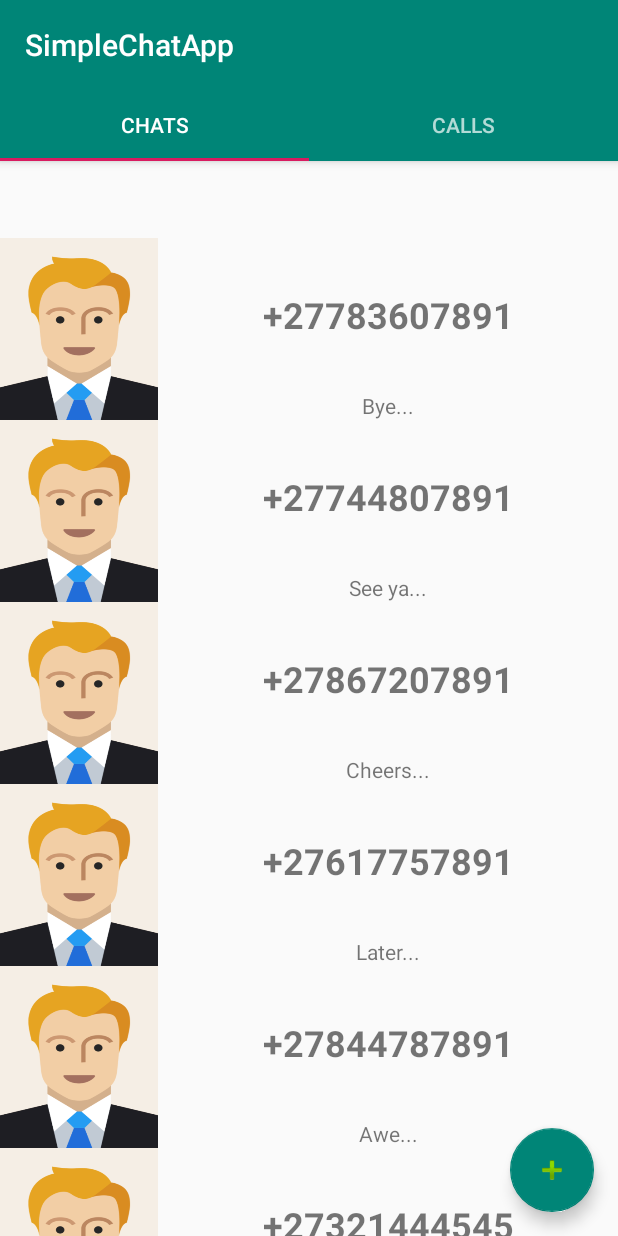
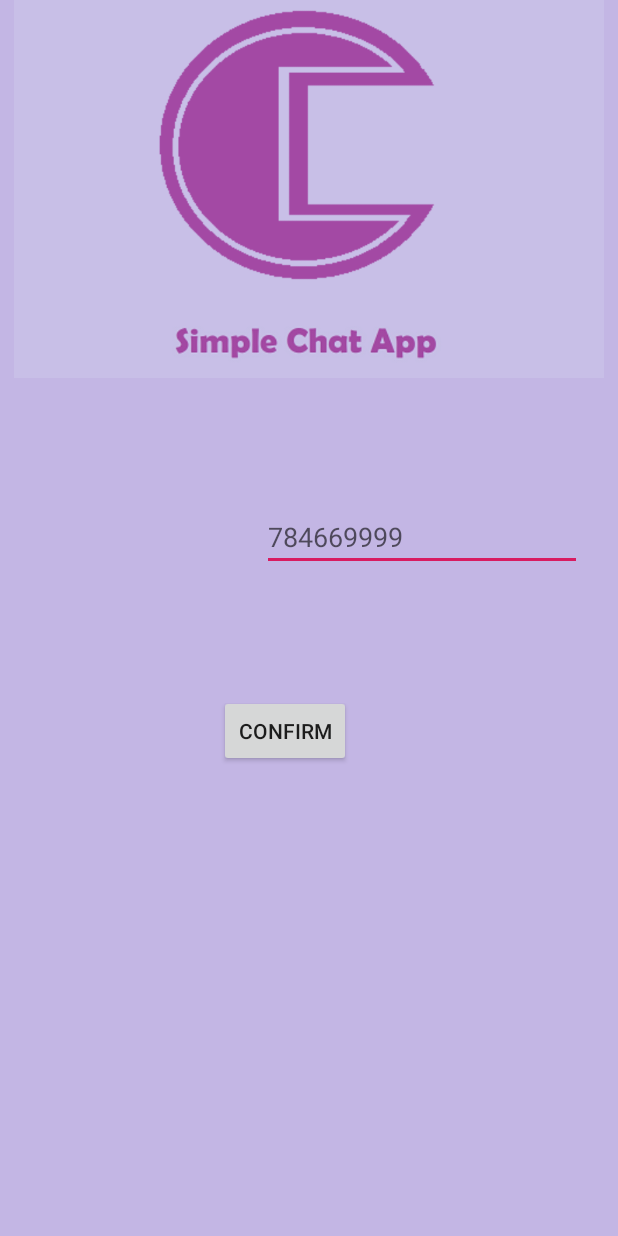
Before and after one commit to s217487971/SimpleChatApp, an Android app: the screen it shows after launch (Chat before the commit, createAccountScreen after it), on a phone screen of 412 x 824 dp. Run offline under Robolectric (Android 15) with nearby library versions, the phone set to English and light mode, and no system bars.

Commit message:
Saves the details of the User Before Displaying the chat Screen

```diff
--- a/app/src/main/AndroidManifest.xml
+++ b/app/src/main/AndroidManifest.xml
@@ -11,6 +11,7 @@
         android:name="android.permission.WRITE_EXTERNAL_STORAGE"
         android:maxSdkVersion="18" />
     <uses-permission android:name="android.permission.CAMERA" />
+    <uses-permission android:name="android.permission.SEND_SMS" />
 
     <application
         android:allowBackup="true"
@@ -19,7 +20,10 @@
         android:roundIcon="@mipmap/ic_launcher_round"
         android:supportsRtl="true"
         android:theme="@style/AppTheme">
-        <activity android:name=".conversation"></activity>
+        <activity android:name=".AccountDetails"></activity>
+        <activity android:name=".ConfirmPhoneActivity" />
+        <activity android:name=".createAccountScreen" />
+        <activity android:name=".conversation" />
         <activity android:name=".ui.main.conversation" />
         <activity android:name=".CreateContact" />
         <activity
--- a/app/src/main/java/com/example/simplechatapp/FragmentView.java
+++ b/app/src/main/java/com/example/simplechatapp/FragmentView.java
@@ -1,7 +1,9 @@
 package com.example.simplechatapp;
 
 import android.content.Context;
+import android.content.Intent;
 import android.os.Bundle;
+import android.os.Parcelable;
 import android.view.LayoutInflater;
 import android.view.View;
 import android.view.ViewGroup;
@@ -66,6 +68,8 @@ public class FragmentView extends Fragment {
                 int itemPosition = recyclerView.getChildLayoutPosition(view);
                 contact item = list.get(itemPosition);
                 Toast.makeText(context, item.getID(), Toast.LENGTH_LONG).show();
+                Intent intent = new Intent(context,conversation.class);
+                intent.putExtra("contact", (Parcelable) item);
             }
         });
         new Thread(new Runnable() {
--- a/app/src/main/java/com/example/simplechatapp/MainActivity.java
+++ b/app/src/main/java/com/example/simplechatapp/MainActivity.java
@@ -1,22 +1,53 @@
 package com.example.simplechatapp;
 
+import androidx.annotation.RequiresApi;
 import androidx.appcompat.app.AppCompatActivity;
 
+import android.Manifest;
 import android.content.Intent;
+import android.content.pm.PackageManager;
 import android.graphics.Bitmap;
+import android.os.Build;
 import android.os.Bundle;
+import android.os.Environment;
 import android.os.Handler;
+import android.os.Parcelable;
 import android.widget.ImageView;
+
+import java.io.BufferedReader;
+import java.io.File;
+import java.io.FileReader;
+import java.io.IOException;
+import java.util.ArrayList;
 
 public class MainActivity extends AppCompatActivity {
 
+    private static final int MY_CAMERA_PERMISSION_CODE = 110;
+    private contact contact2;
+    @RequiresApi(api = Build.VERSION_CODES.M)
     @Override
     protected void onCreate(Bundle savedInstanceState) {
         super.onCreate(savedInstanceState);
         setContentView(R.layout.activity_main);
         ImageView imageView = findViewById(R.id.imageView);
         imageView.setImageResource(R.drawable.welcomescreen2);
-        final Intent intent = new Intent(this,Chat.class);
+        try {
+            if (checkSelfPermission(Manifest.permission.READ_EXTERNAL_STORAGE) != PackageManager.PERMISSION_GRANTED )
+            {
+                requestPermissions(new String[]{Manifest.permission.CAMERA, Manifest.permission.READ_EXTERNAL_STORAGE,Manifest.permission.WRITE_EXTERNAL_STORAGE, Manifest.permission.SEND_SMS}, MY_CAMERA_PERMISSION_CODE);
+            }
+            else{
+                contact2 = ReadContactFromFile();
+            }
+        } catch (IOException e) {
+            e.printStackTrace();
+        } catch (ClassNotFoundException e) {
+            e.printStackTrace();
+        }
+
+        if(contact2==null)
+        {
+            final Intent intent = new Intent(this, createAccountScreen.class);
             final Handler handler = new Handler();
             handler.postDelayed(new Runnable() {
                 @Override
@@ -24,6 +55,57 @@ public class MainActivity extends AppCompatActivity {
                     startActivity(intent);
                 }
             }, 2000);
+        }
+        else if(contact2!=null){
+            final Intent intent = new Intent(this, Chat.class);
+            intent.putExtra("contact", (Parcelable) contact2);
+            final Handler handler = new Handler();
+            handler.postDelayed(new Runnable() {
+                @Override
+                public void run() {
+                    startActivity(intent);
+                }
+            }, 2000);
+        }
 
     }
+    public contact ReadContactFromFile() throws IOException, ClassNotFoundException {
+        File mediaStorageDir = new File(Environment.getExternalStorageDirectory()
+                + "/Android/data/"
+                + getApplicationContext().getPackageName()
+                + "/Files");
+        if (! mediaStorageDir.exists()){
+            if (! mediaStorageDir.mkdirs()){
+                return null;
             }
+        }
+        File ListFile;
+        String ListFileName="Contact.txt";
+        String pictureFilePath;
+        pictureFilePath = mediaStorageDir.getPath() + File.separator + ListFileName;
+        ListFile = new File(mediaStorageDir.getPath() + File.separator + ListFileName);
+        if(ListFile.exists()) {
+            contact contactCurrent = null;
+            BufferedReader reader;
+            try {
+                reader = new BufferedReader(new FileReader(ListFile));
+                String line = reader.readLine();
+                if (line != null) {
+                    String string = line;
+                    String[] parts = string.split(";");
+                    String ID = parts[0]; // Phone Number
+                    String lastText = parts[1]; // Name
+                    String imgPath = parts[2]; // Picture
+                    contactCurrent = new contact(ID,lastText,imgPath);
+                }
+                reader.close();
+                return contactCurrent;
+            } catch (IOException e) {
+                e.printStackTrace();
+            }
+        }
+        return null;
+    }
+
+
+}
--- /dev/null
+++ b/app/src/main/java/com/example/simplechatapp/createAccountScreen.java
@@ -0,0 +1,105 @@
+package com.example.simplechatapp;
+
+//import android.support.v7.app.AppCompatActivity;
+import android.Manifest;
+import android.content.Intent;
+import android.content.pm.PackageManager;
+import android.os.Build;
+import android.os.Bundle;
+import android.telephony.SmsManager;
+import android.text.Editable;
+import android.text.TextWatcher;
+import android.view.View;
+import android.widget.Button;
+import android.widget.EditText;
+import android.widget.Toast;
+
+import androidx.annotation.NonNull;
+import androidx.annotation.RequiresApi;
+import androidx.appcompat.app.AppCompatActivity;
+import androidx.core.app.ActivityCompat;
+
+import java.util.Random;
+
+public class createAccountScreen extends AppCompatActivity {
+
+    private int SEND_SMS_GRANTED = 112;
+    private int OTP = 0;
+    private String cellURI;
+    private String messageContent;
+    @Override
+    protected void onCreate(Bundle savedInstanceState) {
+        super.onCreate(savedInstanceState);
+        setContentView(R.layout.activity_create_account_screen);
+        final EditText phoneNumber = findViewById(R.id.editText3);
+        Button confirmButton = findViewById(R.id.buttonConfirm1);
+        phoneNumber.addTextChangedListener(new TextWatcher() {
+            @Override
+            public void beforeTextChanged(CharSequence s, int start, int count, int after) { }
+            @Override
+            public void onTextChanged(CharSequence s, int start, int before, int count) { }
+            @Override
+            public void afterTextChanged(Editable s) {
+                if(s.toString().length()==9)
+                {
+                    cellURI = "0"+s.toString();
+                }
+                else if(s.toString().length()>9) {
+                    phoneNumber.setError("It allows only 5 character");
+                }else{
+                    phoneNumber.setError(null);
+                }
+            }
+        });
+        confirmButton.setOnClickListener(new View.OnClickListener() {
+            @RequiresApi(api = Build.VERSION_CODES.M)
+            @Override
+            public void onClick(View view) {
+                Intent intent = new Intent(getApplicationContext(),ConfirmPhoneActivity.class);
+                if(checkSelfPermission(Manifest.permission.SEND_SMS)!= PackageManager.PERMISSION_GRANTED)
+                {
+                    requestPermissions(new String[]{Manifest.permission.SEND_SMS},SEND_SMS_GRANTED);
+                }
+                else
+                {
+                    OTP = CreateOTP();
+                    SmsManager smsManager = SmsManager.getDefault();
+                    smsManager.sendTextMessage(cellURI, null, messageContent, null, null);
+                    Intent intent2 = new Intent(getApplicationContext(), ConfirmPhoneActivity.class);
+                    intent.putExtra("OTP",OTP);
+                    startActivity(intent2);
+                }
+            }
+        });
+    }
+    public int CreateOTP()
+    {
+        Random random = new Random();
+        int OTP = random.nextInt(9999)+1000;
+        messageContent = "The OTP for the Simple Chat App is : "+OTP;
+        return OTP;
+    }
+    @Override
+    public void onRequestPermissionsResult(int requestCode, @NonNull String[] permissions, @NonNull int[] grantResults)
+    {
+        super.onRequestPermissionsResult(requestCode, permissions, grantResults);
+        if (requestCode == SEND_SMS_GRANTED)
+        {
+
+            if (grantResults[0] == PackageManager.PERMISSION_GRANTED)
+            {
+                Toast.makeText(this, "SMS permission granted", Toast.LENGTH_LONG).show();
+                OTP = CreateOTP();
+                SmsManager smsManager = SmsManager.getDefault();
+                smsManager.sendTextMessage(cellURI, null, messageContent, null, null);
+                Intent intent = new Intent(getApplicationContext(), ConfirmPhoneActivity.class);
+                intent.putExtra("OTP",OTP);
+                startActivity(intent);
+            }
+            else
+            {
+                Toast.makeText(this, "camera permission denied", Toast.LENGTH_LONG).show();
+            }
+        }
+    }
+}
--- /dev/null
+++ b/app/src/main/res/layout/activity_create_account_screen.xml
@@ -0,0 +1,73 @@
+<?xml version="1.0" encoding="utf-8"?>
+<androidx.constraintlayout.widget.ConstraintLayout xmlns:android="http://schemas.android.com/apk/res/android"
+    xmlns:app="http://schemas.android.com/apk/res-auto"
+    xmlns:tools="http://schemas.android.com/tools"
+    android:id="@+id/linearLayout"
+    android:layout_width="match_parent"
+    android:layout_height="match_parent"
+    android:layout_weight="1"
+    android:background="#C3B6E4"
+    android:orientation="vertical"
+    tools:context=".createAccountScreen">
+
+
+    <TextView
+        android:id="@+id/textView4"
+        android:layout_width="wrap_content"
+        android:layout_height="wrap_content"
+        android:text="@string/textView4"
+        android:textColor="#00FFFFFF"
+        app:layout_constraintBottom_toBottomOf="@+id/editText3"
+        app:layout_constraintEnd_toStartOf="@+id/editText3"
+        app:layout_constraintStart_toStartOf="parent"
+        app:layout_constraintTop_toTopOf="@+id/editText3"
+        tools:layout_conversion_absoluteHeight="19dp"
+        tools:layout_conversion_absoluteWidth="128dp" />
+
+    <EditText
+        android:id="@+id/editText3"
+        android:layout_width="wrap_content"
+        android:layout_height="wrap_content"
+        android:layout_marginEnd="24dp"
+        android:layout_marginRight="24dp"
+        android:ems="10"
+        android:hint="@string/textView5"
+        android:inputType="phone"
+        android:maxLength="9"
+        android:textColor="#00FFFFFF"
+        app:layout_constraintBottom_toTopOf="@+id/buttonConfirm1"
+        app:layout_constraintEnd_toEndOf="parent"
+        app:layout_constraintTop_toBottomOf="@+id/imageView3"
+        tools:layout_conversion_absoluteHeight="45dp"
+        tools:layout_conversion_absoluteWidth="283dp"
+        android:importantForAutofill="no" />
+
+
+    <Button
+        android:id="@+id/buttonConfirm1"
+        android:layout_width="wrap_content"
+        android:layout_height="wrap_content"
+        android:layout_marginTop="32dp"
+        android:layout_marginEnd="32dp"
+        android:layout_marginRight="32dp"
+        android:text="@string/Button"
+        app:layout_constraintBottom_toBottomOf="parent"
+        app:layout_constraintEnd_toEndOf="parent"
+        app:layout_constraintHorizontal_bias="0.501"
+        app:layout_constraintStart_toStartOf="parent"
+        app:layout_constraintTop_toTopOf="parent"
+        app:layout_constraintVertical_bias="0.58"
+        tools:layout_conversion_absoluteHeight="254dp"
+        tools:layout_conversion_absoluteWidth="411dp" />
+
+    <ImageView
+        android:id="@+id/imageView3"
+        android:layout_width="393dp"
+        android:layout_height="252dp"
+        android:contentDescription="@string/description"
+        android:scaleType="centerCrop"
+        app:layout_constraintEnd_toEndOf="parent"
+        app:layout_constraintStart_toStartOf="parent"
+        app:layout_constraintTop_toTopOf="parent"
+        app:srcCompat="@drawable/welcomescreen2" />
+</androidx.constraintlayout.widget.ConstraintLayout>
--- a/app/src/main/res/values/strings.xml
+++ b/app/src/main/res/values/strings.xml
@@ -6,4 +6,15 @@
     <string name="buttonSave">Save</string>
     <string name="title_activity_chat">Chat</string>
     <string name="button">Save</string>
+    <string name="textView4">Phone (+27)</string>
+    <string name="textView5">784669999</string>
+    <string name="Button">Confirm</string>
+    <string name="description">Simple Chat App Logo</string>
+    <string name="timeleft">1:00</string>
+    <string name="Resend">Resend</string>
+    <string name="OTP">OTP Pin</string>
+    <string name="OTPValue">4 Digit Pin</string>
+    <string name="confirmScreen">Confirm Phone Number</string>
+    <string name="empty"></string>
+    <string name="name">Name</string>
 </resources>
```
Also changed, not shown: app/src/main/java/com/example/simplechatapp/AccountDetails.java (added, +86 -0 lines), app/src/main/java/com/example/simplechatapp/Chat.java (+44 -17 lines), app/src/main/java/com/example/simplechatapp/ConfirmPhoneActivity.java (added, +85 -0 lines), app/src/main/java/com/example/simplechatapp/conversation.java (+6 -1 lines), app/src/main/res/layout/activity_confirm_phone.xml (added, +77 -0 lines). Lines whose indentation alone changed are shown as unchanged.
